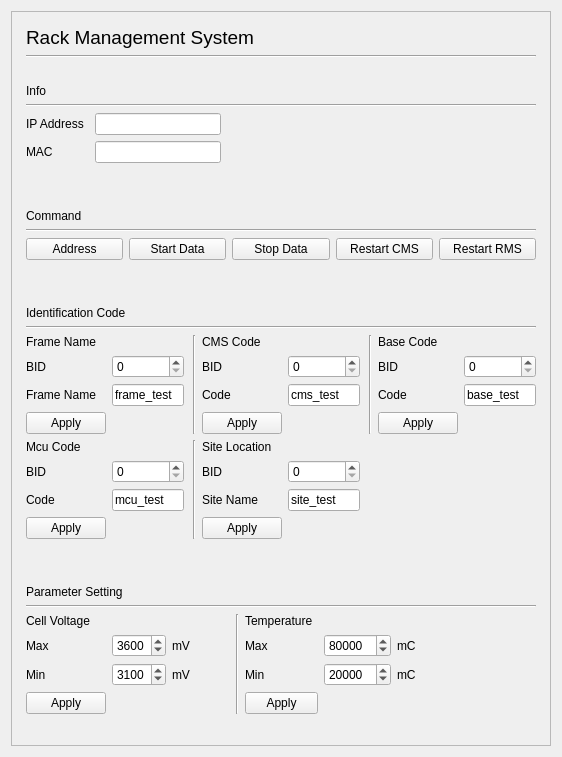
Qt form resources/window_ui/rmswindow.ui (thomsardi/pack-monitoring) before a commit.
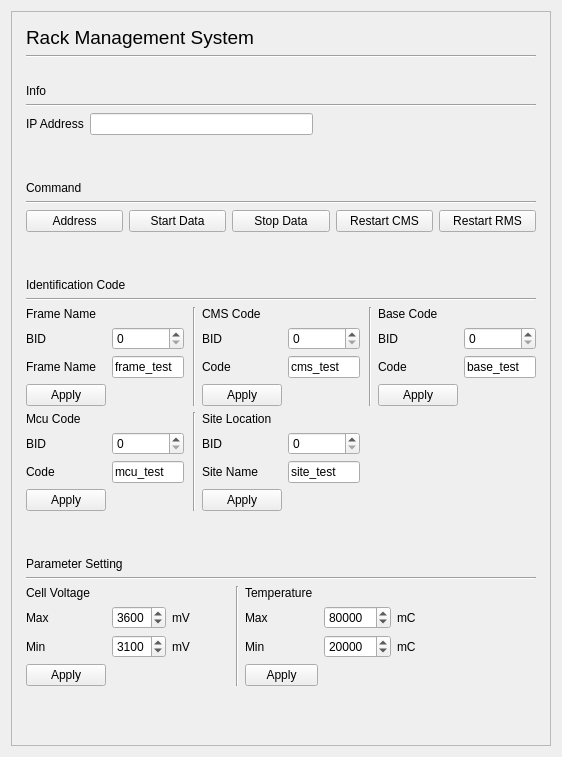
The same form after that commit. Icons and pictures are not drawn.

```diff
--- a/resources/window_ui/rmswindow.ui
+++ b/resources/window_ui/rmswindow.ui
@@ -53,21 +53,26 @@
         <property name="bottomMargin">
          <number>5</number>
         </property>
-        <item row="18" column="0">
-         <spacer name="verticalSpacer_2">
+        <item row="16" column="0">
+         <widget class="QLabel" name="label_2">
+          <property name="text">
+           <string>Parameter Setting</string>
+          </property>
+         </widget>
+        </item>
+        <item row="17" column="0">
+         <widget class="Line" name="line_8">
           <property name="orientation">
-           <enum>Qt::Vertical</enum>
+           <enum>Qt::Horizontal</enum>
           </property>
-          <property name="sizeType">
-           <enum>QSizePolicy::Expanding</enum>
+         </widget>
+        </item>
+        <item row="8" column="0">
+         <widget class="QLabel" name="label_3">
+          <property name="text">
+           <string>Command</string>
           </property>
-          <property name="sizeHint" stdset="0">
-           <size>
-            <width>20</width>
-            <height>40</height>
-           </size>
-          </property>
-         </spacer>
+         </widget>
         </item>
         <item row="4" column="0">
          <widget class="Line" name="line_2">
@@ -76,72 +81,7 @@
           </property>
          </widget>
         </item>
-        <item row="12" column="0">
-         <widget class="Line" name="line_4">
-          <property name="orientation">
-           <enum>Qt::Horizontal</enum>
-          </property>
-         </widget>
-        </item>
         <item row="10" column="0">
-         <spacer name="verticalSpacer_3">
-          <property name="orientation">
-           <enum>Qt::Vertical</enum>
-          </property>
-          <property name="sizeType">
-           <enum>QSizePolicy::Fixed</enum>
-          </property>
-          <property name="sizeHint" stdset="0">
-           <size>
-            <width>20</width>
-            <height>40</height>
-           </size>
-          </property>
-         </spacer>
-        </item>
-        <item row="2" column="0">
-         <spacer name="verticalSpacer">
-          <property name="orientation">
-           <enum>Qt::Vertical</enum>
-          </property>
-          <property name="sizeType">
-           <enum>QSizePolicy::Fixed</enum>
-          </property>
-          <property name="sizeHint" stdset="0">
-           <size>
-            <width>20</width>
-            <height>20</height>
-           </size>
-          </property>
-         </spacer>
-        </item>
-        <item row="0" column="0">
-         <widget class="QLabel" name="label">
-          <property name="font">
-           <font>
-            <pointsize>14</pointsize>
-           </font>
-          </property>
-          <property name="text">
-           <string>Rack Management System</string>
-          </property>
-         </widget>
-        </item>
-        <item row="8" column="0">
-         <widget class="Line" name="line_3">
-          <property name="orientation">
-           <enum>Qt::Horizontal</enum>
-          </property>
-         </widget>
-        </item>
-        <item row="11" column="0">
-         <widget class="QLabel" name="label_4">
-          <property name="text">
-           <string>Identification Code</string>
-          </property>
-         </widget>
-        </item>
-        <item row="9" column="0">
          <layout class="QHBoxLayout" name="horizontalLayout_2">
           <item>
            <widget class="QPushButton" name="addresspushButton">
@@ -180,14 +120,309 @@
           </item>
          </layout>
         </item>
+        <item row="15" column="0">
+         <spacer name="verticalSpacer_4">
+          <property name="orientation">
+           <enum>Qt::Vertical</enum>
+          </property>
+          <property name="sizeType">
+           <enum>QSizePolicy::Fixed</enum>
+          </property>
+          <property name="sizeHint" stdset="0">
+           <size>
+            <width>20</width>
+            <height>40</height>
+           </size>
+          </property>
+         </spacer>
+        </item>
+        <item row="3" column="0">
+         <widget class="QLabel" name="label_30">
+          <property name="text">
+           <string>Info</string>
+          </property>
+         </widget>
+        </item>
+        <item row="19" column="0">
+         <spacer name="verticalSpacer_2">
+          <property name="orientation">
+           <enum>Qt::Vertical</enum>
+          </property>
+          <property name="sizeType">
+           <enum>QSizePolicy::Expanding</enum>
+          </property>
+          <property name="sizeHint" stdset="0">
+           <size>
+            <width>20</width>
+            <height>40</height>
+           </size>
+          </property>
+         </spacer>
+        </item>
+        <item row="1" column="0">
+         <widget class="Line" name="line">
+          <property name="orientation">
+           <enum>Qt::Horizontal</enum>
+          </property>
+         </widget>
+        </item>
+        <item row="9" column="0">
+         <widget class="Line" name="line_3">
+          <property name="orientation">
+           <enum>Qt::Horizontal</enum>
+          </property>
+         </widget>
+        </item>
+        <item row="0" column="0">
+         <widget class="QLabel" name="label">
+          <property name="font">
+           <font>
+            <pointsize>14</pointsize>
+           </font>
+          </property>
+          <property name="text">
+           <string>Rack Management System</string>
+          </property>
+         </widget>
+        </item>
         <item row="7" column="0">
-         <widget class="QLabel" name="label_3">
+         <spacer name="verticalSpacer_5">
+          <property name="orientation">
+           <enum>Qt::Vertical</enum>
+          </property>
+          <property name="sizeType">
+           <enum>QSizePolicy::Fixed</enum>
+          </property>
+          <property name="sizeHint" stdset="0">
+           <size>
+            <width>20</width>
+            <height>40</height>
+           </size>
+          </property>
+         </spacer>
+        </item>
+        <item row="11" column="0">
+         <spacer name="verticalSpacer_3">
+          <property name="orientation">
+           <enum>Qt::Vertical</enum>
+          </property>
+          <property name="sizeType">
+           <enum>QSizePolicy::Fixed</enum>
+          </property>
+          <property name="sizeHint" stdset="0">
+           <size>
+            <width>20</width>
+            <height>40</height>
+           </size>
+          </property>
+         </spacer>
+        </item>
+        <item row="12" column="0">
+         <widget class="QLabel" name="label_4">
           <property name="text">
-           <string>Command</string>
+           <string>Identification Code</string>
           </property>
          </widget>
         </item>
+        <item row="2" column="0">
+         <spacer name="verticalSpacer">
+          <property name="orientation">
+           <enum>Qt::Vertical</enum>
+          </property>
+          <property name="sizeType">
+           <enum>QSizePolicy::Fixed</enum>
+          </property>
+          <property name="sizeHint" stdset="0">
+           <size>
+            <width>20</width>
+            <height>20</height>
+           </size>
+          </property>
+         </spacer>
+        </item>
         <item row="13" column="0">
+         <widget class="Line" name="line_4">
+          <property name="orientation">
+           <enum>Qt::Horizontal</enum>
+          </property>
+         </widget>
+        </item>
+        <item row="18" column="0">
+         <layout class="QHBoxLayout" name="horizontalLayout">
+          <item>
+           <layout class="QGridLayout" name="gridLayout_3">
+            <item row="1" column="1">
+             <widget class="QSpinBox" name="cellvoltagemaxspinBox">
+              <property name="maximum">
+               <number>5000</number>
+              </property>
+              <property name="value">
+               <number>3600</number>
+              </property>
+             </widget>
+            </item>
+            <item row="2" column="2">
+             <widget class="QLabel" name="label_24">
+              <property name="text">
+               <string>mV</string>
+              </property>
+             </widget>
+            </item>
+            <item row="3" column="0">
+             <widget class="QPushButton" name="cellvoltageapplypushButton">
+              <property name="text">
+               <string>Apply</string>
+              </property>
+             </widget>
+            </item>
+            <item row="1" column="2">
+             <widget class="QLabel" name="label_21">
+              <property name="text">
+               <string>mV</string>
+              </property>
+             </widget>
+            </item>
+            <item row="1" column="0">
+             <widget class="QLabel" name="label_23">
+              <property name="text">
+               <string>Max</string>
+              </property>
+             </widget>
+            </item>
+            <item row="2" column="0">
+             <widget class="QLabel" name="label_22">
+              <property name="text">
+               <string>Min</string>
+              </property>
+             </widget>
+            </item>
+            <item row="0" column="0">
+             <widget class="QLabel" name="label_20">
+              <property name="text">
+               <string>Cell Voltage</string>
+              </property>
+             </widget>
+            </item>
+            <item row="2" column="1">
+             <widget class="QSpinBox" name="cellvoltageminspinBox">
+              <property name="maximum">
+               <number>5000</number>
+              </property>
+              <property name="value">
+               <number>3100</number>
+              </property>
+             </widget>
+            </item>
+           </layout>
+          </item>
+          <item>
+           <spacer name="horizontalSpacer_4">
+            <property name="orientation">
+             <enum>Qt::Horizontal</enum>
+            </property>
+            <property name="sizeType">
+             <enum>QSizePolicy::Fixed</enum>
+            </property>
+            <property name="sizeHint" stdset="0">
+             <size>
+              <width>40</width>
+              <height>20</height>
+             </size>
+            </property>
+           </spacer>
+          </item>
+          <item>
+           <widget class="Line" name="line_9">
+            <property name="orientation">
+             <enum>Qt::Vertical</enum>
+            </property>
+           </widget>
+          </item>
+          <item>
+           <layout class="QGridLayout" name="gridLayout_4">
+            <item row="2" column="2">
+             <widget class="QLabel" name="label_29">
+              <property name="text">
+               <string>mC</string>
+              </property>
+             </widget>
+            </item>
+            <item row="2" column="0">
+             <widget class="QLabel" name="label_26">
+              <property name="text">
+               <string>Min</string>
+              </property>
+             </widget>
+            </item>
+            <item row="1" column="2">
+             <widget class="QLabel" name="label_28">
+              <property name="text">
+               <string>mC</string>
+              </property>
+             </widget>
+            </item>
+            <item row="1" column="0">
+             <widget class="QLabel" name="label_27">
+              <property name="text">
+               <string>Max</string>
+              </property>
+             </widget>
+            </item>
+            <item row="0" column="0">
+             <widget class="QLabel" name="label_25">
+              <property name="text">
+               <string>Temperature</string>
+              </property>
+             </widget>
+            </item>
+            <item row="1" column="1">
+             <widget class="QSpinBox" name="temperaturemaxspinBox">
+              <property name="maximum">
+               <number>200000</number>
+              </property>
+              <property name="value">
+               <number>80000</number>
+              </property>
+             </widget>
+            </item>
+            <item row="2" column="1">
+             <widget class="QSpinBox" name="temperatureminspinBox">
+              <property name="maximum">
+               <number>200000</number>
+              </property>
+              <property name="value">
+               <number>20000</number>
+              </property>
+             </widget>
+            </item>
+            <item row="3" column="0">
+             <widget class="QPushButton" name="temperatureapplypushButton">
+              <property name="text">
+               <string>Apply</string>
+              </property>
+             </widget>
+            </item>
+           </layout>
+          </item>
+          <item>
+           <spacer name="horizontalSpacer">
+            <property name="orientation">
+             <enum>Qt::Horizontal</enum>
+            </property>
+            <property name="sizeType">
+             <enum>QSizePolicy::Fixed</enum>
+            </property>
+            <property name="sizeHint" stdset="0">
+             <size>
+              <width>120</width>
+              <height>20</height>
+             </size>
+            </property>
+           </spacer>
+          </item>
+         </layout>
+        </item>
+        <item row="14" column="0">
          <layout class="QGridLayout" name="gridLayout_2">
           <item row="0" column="0">
            <layout class="QFormLayout" name="formLayout_3">
@@ -448,240 +683,23 @@
           </item>
          </layout>
         </item>
-        <item row="3" column="0">
-         <widget class="QLabel" name="label_30">
-          <property name="text">
-           <string>Info</string>
-          </property>
-         </widget>
-        </item>
-        <item row="17" column="0">
-         <layout class="QHBoxLayout" name="horizontalLayout">
-          <item>
-           <layout class="QGridLayout" name="gridLayout_3">
-            <item row="1" column="1">
-             <widget class="QSpinBox" name="cellvoltagemaxspinBox">
-              <property name="maximum">
-               <number>5000</number>
-              </property>
-              <property name="value">
-               <number>3600</number>
-              </property>
-             </widget>
-            </item>
-            <item row="2" column="2">
-             <widget class="QLabel" name="label_24">
-              <property name="text">
-               <string>mV</string>
-              </property>
-             </widget>
-            </item>
-            <item row="3" column="0">
-             <widget class="QPushButton" name="cellvoltageapplypushButton">
-              <property name="text">
-               <string>Apply</string>
-              </property>
-             </widget>
-            </item>
-            <item row="1" column="2">
-             <widget class="QLabel" name="label_21">
-              <property name="text">
-               <string>mV</string>
-              </property>
-             </widget>
-            </item>
-            <item row="1" column="0">
-             <widget class="QLabel" name="label_23">
-              <property name="text">
-               <string>Max</string>
-              </property>
-             </widget>
-            </item>
-            <item row="2" column="0">
-             <widget class="QLabel" name="label_22">
-              <property name="text">
-               <string>Min</string>
-              </property>
-             </widget>
-            </item>
-            <item row="0" column="0">
-             <widget class="QLabel" name="label_20">
-              <property name="text">
-               <string>Cell Voltage</string>
-              </property>
-             </widget>
-            </item>
-            <item row="2" column="1">
-             <widget class="QSpinBox" name="cellvoltageminspinBox">
-              <property name="maximum">
-               <number>5000</number>
-              </property>
-              <property name="value">
-               <number>3100</number>
-              </property>
-             </widget>
-            </item>
-           </layout>
-          </item>
-          <item>
-           <spacer name="horizontalSpacer_4">
-            <property name="orientation">
-             <enum>Qt::Horizontal</enum>
-            </property>
-            <property name="sizeType">
-             <enum>QSizePolicy::Fixed</enum>
-            </property>
-            <property name="sizeHint" stdset="0">
-             <size>
-              <width>40</width>
-              <height>20</height>
-             </size>
-            </property>
-           </spacer>
-          </item>
-          <item>
-           <widget class="Line" name="line_9">
-            <property name="orientation">
-             <enum>Qt::Vertical</enum>
-            </property>
-           </widget>
-          </item>
-          <item>
-           <layout class="QGridLayout" name="gridLayout_4">
-            <item row="2" column="2">
-             <widget class="QLabel" name="label_29">
-              <property name="text">
-               <string>mC</string>
-              </property>
-             </widget>
-            </item>
-            <item row="2" column="0">
-             <widget class="QLabel" name="label_26">
-              <property name="text">
-               <string>Min</string>
-              </property>
-             </widget>
-            </item>
-            <item row="1" column="2">
-             <widget class="QLabel" name="label_28">
-              <property name="text">
-               <string>mC</string>
-              </property>
-             </widget>
-            </item>
-            <item row="1" column="0">
-             <widget class="QLabel" name="label_27">
-              <property name="text">
-               <string>Max</string>
-              </property>
-             </widget>
-            </item>
-            <item row="0" column="0">
-             <widget class="QLabel" name="label_25">
-              <property name="text">
-               <string>Temperature</string>
-              </property>
-             </widget>
-            </item>
-            <item row="1" column="1">
-             <widget class="QSpinBox" name="temperaturemaxspinBox">
-              <property name="maximum">
-               <number>200000</number>
-              </property>
-              <property name="value">
-               <number>80000</number>
-              </property>
-             </widget>
-            </item>
-            <item row="2" column="1">
-             <widget class="QSpinBox" name="temperatureminspinBox">
-              <property name="maximum">
-               <number>200000</number>
-              </property>
-              <property name="value">
-               <number>20000</number>
-              </property>
-             </widget>
-            </item>
-            <item row="3" column="0">
-             <widget class="QPushButton" name="temperatureapplypushButton">
-              <property name="text">
-               <string>Apply</string>
-              </property>
-             </widget>
-            </item>
-           </layout>
-          </item>
-          <item>
-           <spacer name="horizontalSpacer">
-            <property name="orientation">
-             <enum>Qt::Horizontal</enum>
-            </property>
-            <property name="sizeType">
-             <enum>QSizePolicy::Fixed</enum>
-            </property>
-            <property name="sizeHint" stdset="0">
-             <size>
-              <width>120</width>
-              <height>20</height>
-             </size>
-            </property>
-           </spacer>
-          </item>
-         </layout>
-        </item>
-        <item row="1" column="0">
-         <widget class="Line" name="line">
-          <property name="orientation">
-           <enum>Qt::Horizontal</enum>
-          </property>
-         </widget>
-        </item>
-        <item row="15" column="0">
-         <widget class="QLabel" name="label_2">
-          <property name="text">
-           <string>Parameter Setting</string>
-          </property>
-         </widget>
-        </item>
-        <item row="16" column="0">
-         <widget class="Line" name="line_8">
-          <property name="orientation">
-           <enum>Qt::Horizontal</enum>
-          </property>
-         </widget>
-        </item>
         <item row="5" column="0">
-         <layout class="QGridLayout" name="gridLayout_5" columnstretch="1,2,5">
-          <item row="0" column="0">
+         <layout class="QHBoxLayout" name="horizontalLayout_3">
+          <item>
            <widget class="QLabel" name="label_31">
             <property name="text">
              <string>IP Address</string>
             </property>
            </widget>
           </item>
-          <item row="1" column="1">
-           <widget class="QLineEdit" name="macAddressLineEdit">
-            <property name="readOnly">
-             <bool>true</bool>
-            </property>
-           </widget>
-          </item>
-          <item row="1" column="0">
-           <widget class="QLabel" name="label_32">
-            <property name="text">
-             <string>MAC</string>
-            </property>
-           </widget>
-          </item>
-          <item row="0" column="1">
+          <item>
            <widget class="QLineEdit" name="ipAddressLineEdit">
             <property name="readOnly">
              <bool>true</bool>
             </property>
            </widget>
           </item>
-          <item row="1" column="2">
+          <item>
            <spacer name="horizontalSpacer_5">
             <property name="orientation">
              <enum>Qt::Horizontal</enum>
@@ -696,38 +714,6 @@
           </item>
          </layout>
         </item>
-        <item row="14" column="0">
-         <spacer name="verticalSpacer_4">
-          <property name="orientation">
-           <enum>Qt::Vertical</enum>
-          </property>
-          <property name="sizeType">
-           <enum>QSizePolicy::Fixed</enum>
-          </property>
-          <property name="sizeHint" stdset="0">
-           <size>
-            <width>20</width>
-            <height>40</height>
-           </size>
-          </property>
-         </spacer>
-        </item>
-        <item row="6" column="0">
-         <spacer name="verticalSpacer_5">
-          <property name="orientation">
-           <enum>Qt::Vertical</enum>
-          </property>
-          <property name="sizeType">
-           <enum>QSizePolicy::Fixed</enum>
-          </property>
-          <property name="sizeHint" stdset="0">
-           <size>
-            <width>20</width>
-            <height>40</height>
-           </size>
-          </property>
-         </spacer>
-        </item>
        </layout>
       </item>
      </layout>
```
